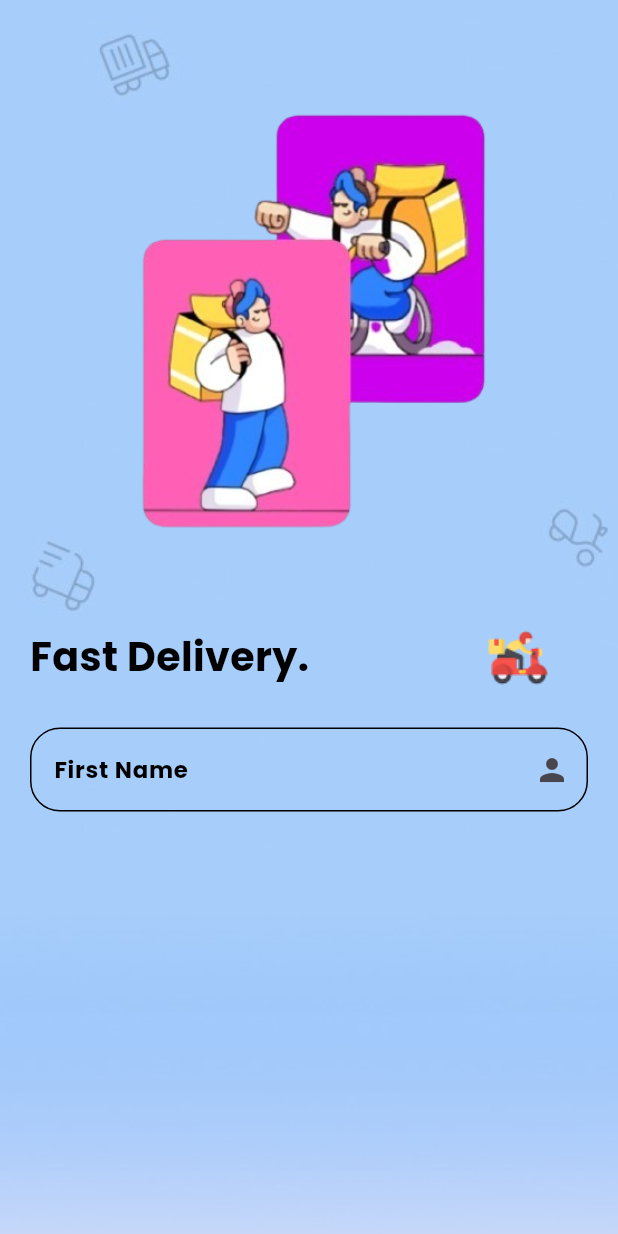
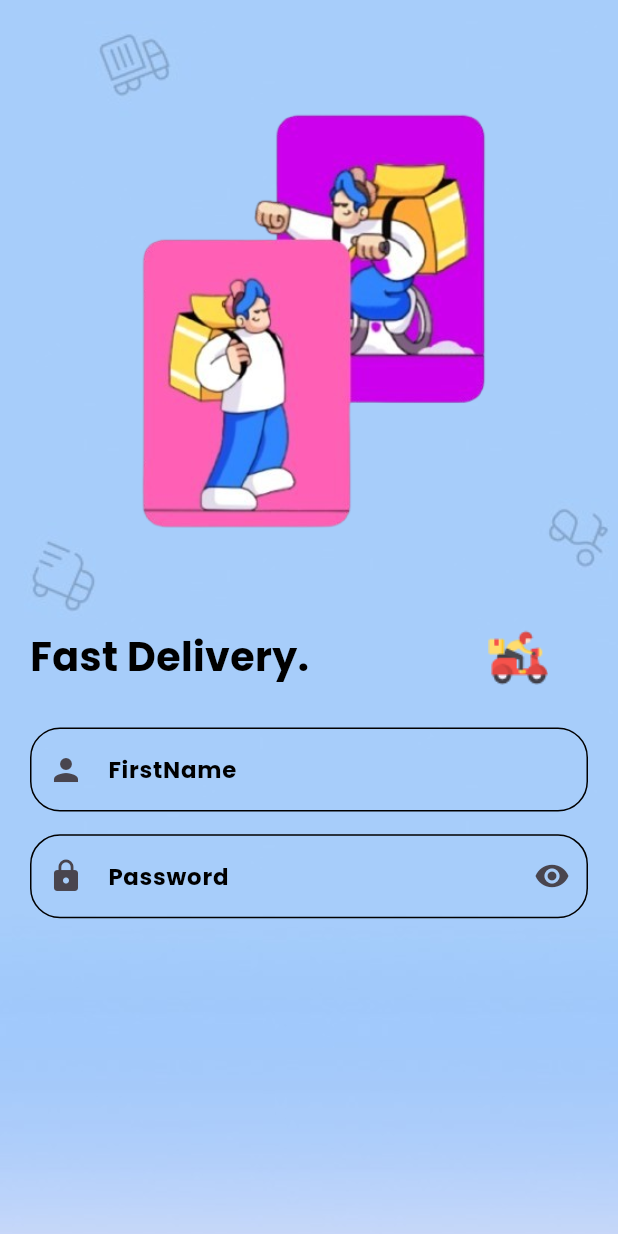
Before and after one commit to rihem435/app-ecommerce, a Flutter app: the screen it shows after launch, on a phone screen of 412 x 824 dp. Run offline on Flutter 3.47's test engine with Material 3 defaults, Android fonts, the light colour scheme and no system bars; our stand-ins replace flutter_screenutil.

Commit message:
add input_text_app

```diff
--- a/lib/core/widgets/app/input_text_app.dart
+++ b/lib/core/widgets/app/input_text_app.dart
@@ -0,0 +1,65 @@
+import 'package:app/core/theme/app_colors.dart';
+import 'package:app/core/theme/font_weight_helper.dart';
+import 'package:flutter/material.dart';
+import 'package:flutter_screenutil/flutter_screenutil.dart';
+
+class InputTextApp extends StatelessWidget {
+  final String? label;
+  final IconData? prefixIcon;
+  final Widget? iconVisbility;
+  final bool? obscureText;
+  const InputTextApp(
+      {Key? key,
+      this.label,
+      this.prefixIcon,
+      this.iconVisbility,
+      this.obscureText})
+      : super(key: key);
+
+  @override
+  Widget build(BuildContext context) {
+    return TextFormField(
+      obscureText: obscureText ?? false,
+      decoration: InputDecoration(
+        label: Text(
+          label!,
+          style: TextStyle(
+            color: AppColors.blackColor,
+            fontSize: 15.sp,
+            fontWeight: FontWeightHelper.medium,
+            fontFamily: "Poppins",
+          ),
+        ),
+        prefixIcon: Icon(
+          prefixIcon,
+        ),
+        suffixIcon: iconVisbility,
+        enabledBorder: OutlineInputBorder(
+          borderSide: BorderSide(
+            style: BorderStyle.solid,
+          ),
+          borderRadius: BorderRadius.circular(
+            20,
+          ),
+        ),
+        focusedBorder: OutlineInputBorder(
+          borderSide: BorderSide(
+            style: BorderStyle.solid,
+          ),
+          borderRadius: BorderRadius.circular(
+            20,
+          ),
+        ),
+        errorBorder: OutlineInputBorder(
+          borderSide: BorderSide(
+            style: BorderStyle.solid,
+            color: AppColors.redColor,
+          ),
+          borderRadius: BorderRadius.circular(
+            20,
+          ),
+        ),
+      ),
+    );
+  }
+}
--- a/lib/main.dart
+++ b/lib/main.dart
@@ -1,5 +1,6 @@
 import 'package:app/screen/delivery/create_delivery_screen.dart';
-import 'package:app/screen/on_boarding/on_boarding_screen.dart';
+import 'package:app/screen/on_boarding/on_boarding_1_screen.dart';
+import 'package:app/screen/on_boarding/on_boarding_2_screen.dart';
 import 'package:flutter/material.dart';
 import 'package:flutter_screenutil/flutter_screenutil.dart';
 
--- a/lib/screen/delivery/create_delivery_screen.dart
+++ b/lib/screen/delivery/create_delivery_screen.dart
@@ -2,6 +2,7 @@ import 'package:app/core/theme/app_colors.dart';
 import 'package:app/core/theme/font_weight_helper.dart';
 import 'package:app/core/theme/styles.dart';
 import 'package:app/core/widgets/app/custom_background_image_screen.dart';
+import 'package:app/core/widgets/app/input_text_app.dart';
 import 'package:app/core/widgets/on_boarding/title_emoji_widget.dart';
 import 'package:flutter/material.dart';
 import 'package:flutter_screenutil/flutter_screenutil.dart';
@@ -40,47 +41,24 @@ class CreateDeliveryScreen extends StatelessWidget {
                   ),
                 ],
               ),
-              TextFormField(
-                decoration: InputDecoration(
-                  label: Text(
-                    'First Name',
-                    style: TextStyle(
-                      color: AppColors.blackColor,
-                      fontSize: 15.sp,
-                      fontWeight: FontWeightHelper.medium,
-                      fontFamily: "Poppins",
-                    ),
-                  ),
-                  suffixIcon: Icon(
-                    Icons.person,
-                  ),
-                  enabledBorder: OutlineInputBorder(
-                    borderSide: BorderSide(
-                      style: BorderStyle.solid,
-                    ),
-                    borderRadius: BorderRadius.circular(
-                      20,
-                    ),
-                  ),
-                  focusedBorder: OutlineInputBorder(
-                    borderSide: BorderSide(
-                      style: BorderStyle.solid,
-                    ),
-                    borderRadius: BorderRadius.circular(
-                      20,
-                    ),
-                  ),
-                  errorBorder: OutlineInputBorder(
-                    borderSide: BorderSide(
-                      style: BorderStyle.solid,
-                      color: AppColors.redColor,
-                    ),
-                    borderRadius: BorderRadius.circular(
-                      20,
-                    ),
+              InputTextApp(
+                label: "FirstName",
+                prefixIcon: Icons.person,
+              ),
+              SizedBox(
+                height: 15.h,
+              ),
+              InputTextApp(
+                label: "Password",
+                prefixIcon: Icons.lock,
+                iconVisbility: IconButton(
+                  onPressed: () {},
+                  icon: Icon(
+                    Icons.visibility,
                   ),
                 ),
-              )
+                obscureText: true,
+              ),
             ],
           ),
         ),
```
Also changed, not shown: lib/core/widgets/on_boarding/btn_on_boarding.dart (+5 -3 lines), lib/core/widgets/on_boarding/custom_on_boarding.dart (+14 -8 lines), lib/screen/on_boarding/on_boarding_1_screen.dart (added, +50 -0 lines), lib/screen/on_boarding/on_boarding_2_screen.dart (renamed from lib/screen/on_boarding/on_boarding_screen.dart, +9 -3 lines), assets/images/back_ground_on_boarding_1.jpg (added), assets/images/on_boarding_1.jpg (added), 1 other file.
